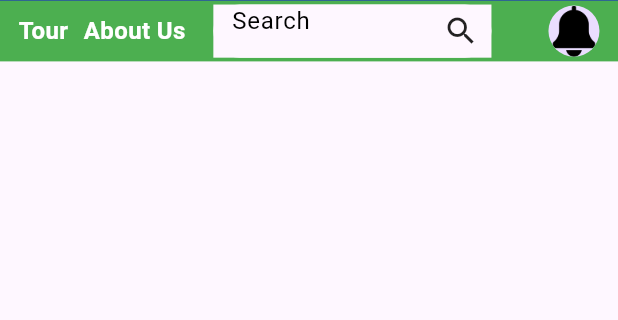
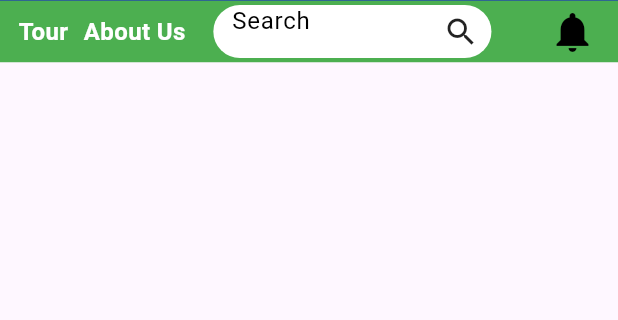
Before and after one commit to nimish-salecha/gpt, a Flutter app: the screen it shows after launch, on a phone screen of 412 x 824 dp, the part 75-395 px from its top. Run offline on Flutter 3.47's test engine with Material 3 defaults, Android fonts, the phone set to English and light mode, and no system bars; our stand-ins replace cloud_firestore, firebase_core, get, google_sign_in, share_plus; missing offline and left inert: agora_uikit; accounts and stored records are empty; network calls fail.

Commit message:
header split

```diff
--- a/lib/Screens/home.dart
+++ b/lib/Screens/home.dart
@@ -1,6 +1,8 @@
 // ignore_for_file: prefer_const_constructors
 
 import 'package:flutter/material.dart';
+import 'package:get/get.dart';
+import 'package:gpt/screens/activity_bell.dart';
 import 'package:gpt/screens/header.dart';
 import 'package:gpt/screens/header2.dart';
 
@@ -16,27 +18,23 @@ class Home extends StatelessWidget {
     final dheight = MediaQuery.of(context).size.height;
     return SafeArea(
       child: Scaffold(
-        appBar:PreferredSize(
-        preferredSize: Size.fromHeight(kToolbarHeight*0.9 + 0.15), // Add extra height for the padding
+        appBar: PreferredSize(
+          preferredSize: Size.fromHeight(
+              kToolbarHeight * 0.9 + 0.15), // Add extra height for the padding
           child: Container(
-          child: Padding( // This line was added
+            child: Padding(
+              // This line was added
               padding: const EdgeInsets.only(top: 0.15), // This line was added
               child: Header2(),
             ),
           ),
         ),
-
-        body:  Container(
-      // height: dheight*0.1,
-      width: dwidth,
-      child: Column(
+        body: Column(
           children: [
-
+            //header 2 or navigations
             Container(
-            // height: ` * 0.6,
                 color: const Color.fromRGBO(76, 175, 80, 1),
-              padding: EdgeInsets.symmetric(
-                  vertical: dheight * 0.003, horizontal: dwidth * 0.03),
+                padding: EdgeInsets.symmetric(vertical: dheight * 0.003, horizontal: dwidth * 0.03),
                 child: Row(
                   mainAxisAlignment: MainAxisAlignment.spaceBetween,
                   children: [
@@ -44,46 +42,6 @@ class Home extends StatelessWidget {
                     Row(
                       mainAxisAlignment: MainAxisAlignment.spaceEvenly,
                       children: [
-                      //Navigator -  Navbar
-                      // GestureDetector(
-                      //   onTap: () {
-                      //     // Handle hyperlink text press
-                      //   },
-                      //   child: const Text(
-                      //     'Explor',
-                      //     style: TextStyle(color: Colors.white, /decoration: TextDecoration.underline/),
-                      //   ),
-                      // ),
-                      // SizedBox(width: dwidth*0.015,),
-                      // GestureDetector(
-                      //   onTap: () {
-                      //     // Handle hyperlink text press
-                      //   },
-                      //   child: const Text(
-                      //     'Tour',
-                      //     style: TextStyle(
-                      //       color: Colors
-                      //           .white, /decoration: TextDecoration.underline/
-                      //     ),
-                      //   ),
-                      // ),
-                      // SizedBox(
-                      //   width: dwidth * 0.025,
-                      // ),
-                      // GestureDetector(
-                      //   onTap: () {
-                      //     // Handle hyperlink text press
-                      //   },
-                      //   child: const Text(
-                      //     'About Us',
-                      //     style: TextStyle(
-                      //       color: Colors
-                      //           .white, /decoration: TextDecoration.underline/
-                      //     ),
-                      //   ),
-                      // ),
-
-                      //children: <Widget>[
                         GestureDetector(
                           onTap: () {
                             // Handle "Tour" hyperlink text press
@@ -137,59 +95,14 @@ class Home extends StatelessWidget {
                           width: dwidth * 0.02,
                         ),
 
-                      /////Searchbar
-                      //     Container(
-                      //         width: dwidth * 0.45,
-                      //         height: dheight * 0.043,
-                      //         decoration: BoxDecoration(
-                      //           color: Colors.white,
-                      //           borderRadius: BorderRadius.circular(20),
-                      //         ),
-                      //         child: GestureDetector(
-                      //           onTap: () {
-                      //             /////searchbox code
-                      //           },
-                      //           child: Row(
-                      //             children: <Widget>[
-                      //               Expanded(
-                      //                 child: TextField(
-                      //                   cursorColor: Colors.black,
-                      //                   maxLines: 1,
-                      //                   style: TextStyle(
-                      //                     color: Colors.black,
-                      //                   ),
-                      //                   decoration: InputDecoration(
-                      //                     hintText: 'Search',
-                      //                     // fillColor: Colors.red,
-                      //                     // filled: true,
-                      //                     hintStyle:
-                      //                         TextStyle(color: Colors.black),
-                      //                     border: InputBorder.none,
-                      //                     contentPadding: EdgeInsets.only(
-                      //                       left: dwidth * 0.03,
-                      //                       top: -dwidth * 0.06,
-                      //                     ),
-                      //                   ),
-                      //                 ),
-                      //               ),
-                      //               Icon(Icons.search),
-                      //               //space b/w search icon and searchbox end
-                      //               SizedBox(
-                      //                 width: dwidth * 0.02,
-                      //               )
-                      //             ],
-                      //           ),
-                      //         ))
-
+                        ///Searchbar
                         Container(
                             width: dwidth * 0.45,
                             height: dheight * 0.043,
                             decoration: BoxDecoration(
                               color: Colors.white,
-                          borderRadius: BorderRadius.circular(25),
+                              borderRadius: BorderRadius.circular(20),
                             ),
-                        child: Material(
-                          // Wrap the TextField with Material widget
                             child: GestureDetector(
                               onTap: () {
                                 /////searchbox code
@@ -205,6 +118,8 @@ class Home extends StatelessWidget {
                                       ),
                                       decoration: InputDecoration(
                                         hintText: 'Search',
+                                        // fillColor: Colors.red,
+                                        // filled: true,
                                         hintStyle:
                                             TextStyle(color: Colors.black),
                                         border: InputBorder.none,
@@ -222,24 +137,81 @@ class Home extends StatelessWidget {
                                   )
                                 ],
                               ),
-                          ),
-                        ),
-                      )
+                            ))
+
+                        // Container(   // new hiya search box but rounded border not comming
+                        //   width: dwidth * 0.45,
+                        //   height: dheight * 0.043,
+                        //   decoration: BoxDecoration(
+                        //     color: Colors.white,
+                        //     borderRadius: BorderRadius.circular(25),
+                        //   ),
+                        //   child: Material(
+                        //     // Wrap the TextField with Material widget
+                        //     child: GestureDetector(
+                        //       onTap: () {
+                        //         /////searchbox code
+                        //       },
+                        //       child: Row(
+                        //         children: <Widget>[
+                        //           Expanded(
+                        //             child: TextField(
+                        //               cursorColor: Colors.black,
+                        //               maxLines: 1,
+                        //               style: TextStyle(
+                        //                 color: Colors.black,
+                        //               ),
+                        //               decoration: InputDecoration(
+                        //                 hintText: 'Search',
+                        //                 hintStyle:
+                        //                     TextStyle(color: Colors.black),
+                        //                 border: InputBorder.none,
+                        //                 contentPadding: EdgeInsets.only(
+                        //                   left: dwidth * 0.03,
+                        //                   top: -dwidth * 0.06,
+                        //                 ),
+                        //               ),
+                        //             ),
+                        //           ),
+                        //           Icon(Icons.search),
+                        //           //space b/w search icon and searchbox end
+                        //           SizedBox(
+                        //             width: dwidth * 0.02,
+                        //           )
+                        //         ],
+                        //       ),
+                        //     ),
+                        //   ),
+                        // )
                       ],
                     ),
                     // Right side of the second header
-                  // Add a circular image
-                  const CircleAvatar(
-                    radius: 17, //notification / activity
-                    backgroundImage: AssetImage('assets/bell.png'),
+                    GestureDetector(
+                      onTap: () {
+                          Get.to(() => Activity(),);
+                      },
+                      child: Material(    //to use transparent property
+                        color: Colors.transparent,
+                        child: CircleAvatar(
+                          radius: 18,
+                          backgroundColor: Colors.transparent, // Set background color to transparent
+                          child: Icon(
+                            Icons.notifications, // Use the bell icon
+                            size: 32,
+                            color: Colors.black, // Set the icon color
                           ),
+                        ),
+                      ),
+                    ),
+                    // const CircleAvatar(
+                    //   radius: 18, //notification / activity
+                    //   backgroundImage: AssetImage('assets/bell.png'),
+                    // ),
                   ],
                 )),
           ],
         ),
       ),
-
-      ),
     );
   }
 }
```
Also changed, not shown: lib/Screens/activity_bell.dart (added, +25 -0 lines). Lines whose indentation alone changed are shown as unchanged.
